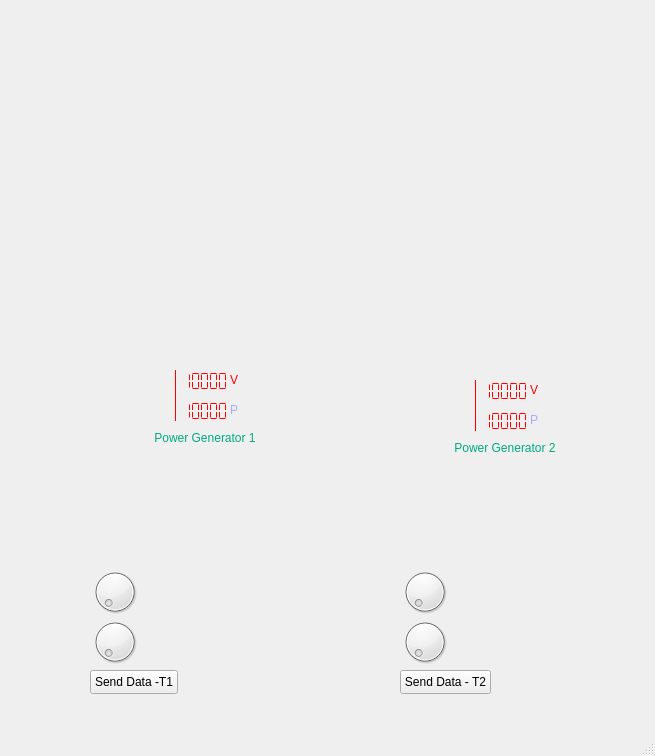
Before: the Qt Designer form Microscada_Server/mainwindow.ui in danalexandru26/MicroScadaMITM, drawn with Qt 5.
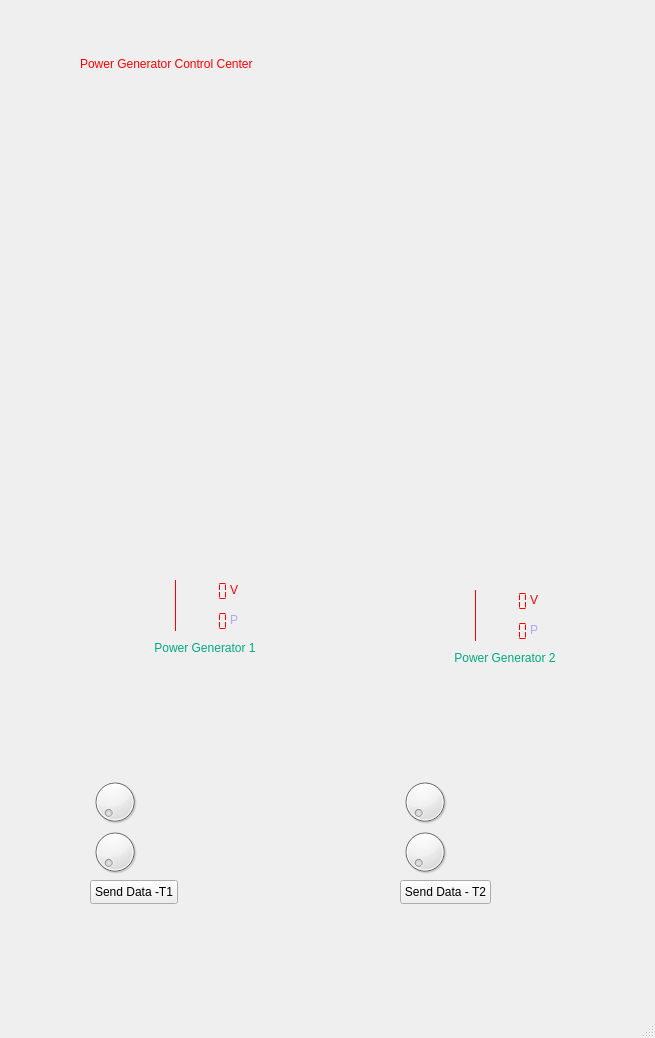
After: the same form once the commit is applied.

Diff of the .ui file:
```diff
--- a/Microscada_Server/mainwindow.ui
+++ b/Microscada_Server/mainwindow.ui
@@ -7,7 +7,7 @@
     <x>0</x>
     <y>0</y>
     <width>655</width>
-    <height>756</height>
+    <height>1038</height>
    </rect>
   </property>
   <property name="sizePolicy">
@@ -24,7 +24,7 @@
     <property name="geometry">
      <rect>
       <x>90</x>
-      <y>670</y>
+      <y>880</y>
       <width>88</width>
       <height>24</height>
      </rect>
@@ -37,7 +37,7 @@
     <property name="geometry">
      <rect>
       <x>400</x>
-      <y>670</y>
+      <y>880</y>
       <width>91</width>
       <height>24</height>
      </rect>
@@ -50,7 +50,7 @@
     <property name="geometry">
      <rect>
       <x>90</x>
-      <y>560</y>
+      <y>770</y>
       <width>50</width>
       <height>64</height>
      </rect>
@@ -66,7 +66,7 @@
     <property name="geometry">
      <rect>
       <x>400</x>
-      <y>560</y>
+      <y>770</y>
       <width>50</width>
       <height>64</height>
      </rect>
@@ -82,7 +82,7 @@
     <property name="geometry">
      <rect>
       <x>140</x>
-      <y>570</y>
+      <y>780</y>
       <width>81</width>
       <height>31</height>
      </rect>
@@ -98,7 +98,7 @@
     <property name="geometry">
      <rect>
       <x>450</x>
-      <y>570</y>
+      <y>780</y>
       <width>81</width>
       <height>31</height>
      </rect>
@@ -114,7 +114,7 @@
     <property name="geometry">
      <rect>
       <x>360</x>
-      <y>30</y>
+      <y>240</y>
       <width>251</width>
       <height>531</height>
      </rect>
@@ -191,7 +191,10 @@
       <enum>QLCDNumber::SegmentStyle::Flat</enum>
      </property>
      <property name="value" stdset="0">
-      <double>10000.000000000000000</double>
+      <double>0.000000000000000</double>
+     </property>
+     <property name="intValue" stdset="0">
+      <number>0</number>
      </property>
     </widget>
     <widget class="QLCDNumber" name="gen2P">
@@ -211,7 +214,10 @@
       <enum>QLCDNumber::SegmentStyle::Flat</enum>
      </property>
      <property name="value" stdset="0">
-      <double>10000.000000000000000</double>
+      <double>0.000000000000000</double>
+     </property>
+     <property name="intValue" stdset="0">
+      <number>0</number>
      </property>
     </widget>
     <widget class="QLabel" name="label_88">
@@ -235,7 +241,7 @@
     <property name="geometry">
      <rect>
       <x>60</x>
-      <y>30</y>
+      <y>240</y>
       <width>251</width>
       <height>531</height>
      </rect>
@@ -312,7 +318,10 @@
       <enum>QLCDNumber::SegmentStyle::Flat</enum>
      </property>
      <property name="value" stdset="0">
-      <double>10000.000000000000000</double>
+      <double>0.000000000000000</double>
+     </property>
+     <property name="intValue" stdset="0">
+      <number>0</number>
      </property>
     </widget>
     <widget class="QLCDNumber" name="gen1P">
@@ -332,7 +341,10 @@
       <enum>QLCDNumber::SegmentStyle::Flat</enum>
      </property>
      <property name="value" stdset="0">
-      <double>10000.000000000000000</double>
+      <double>0.000000000000000</double>
+     </property>
+     <property name="intValue" stdset="0">
+      <number>0</number>
      </property>
     </widget>
     <widget class="QLabel" name="label_86">
@@ -356,7 +368,7 @@
     <property name="geometry">
      <rect>
       <x>140</x>
-      <y>620</y>
+      <y>830</y>
       <width>81</width>
       <height>31</height>
      </rect>
@@ -372,7 +384,7 @@
     <property name="geometry">
      <rect>
       <x>90</x>
-      <y>610</y>
+      <y>820</y>
       <width>50</width>
       <height>64</height>
      </rect>
@@ -388,7 +400,7 @@
     <property name="geometry">
      <rect>
       <x>450</x>
-      <y>620</y>
+      <y>830</y>
       <width>81</width>
       <height>31</height>
      </rect>
@@ -404,7 +416,7 @@
     <property name="geometry">
      <rect>
       <x>400</x>
-      <y>610</y>
+      <y>820</y>
       <width>50</width>
       <height>64</height>
      </rect>
@@ -416,6 +428,23 @@
      <number>6000</number>
     </property>
    </widget>
+   <widget class="QLabel" name="label_5">
+    <property name="geometry">
+     <rect>
+      <x>80</x>
+      <y>40</y>
+      <width>499</width>
+      <height>47</height>
+     </rect>
+    </property>
+    <property name="styleSheet">
+     <string notr="true">color:red;
+font: 26pt &quot;Segoe UI&quot;;</string>
+    </property>
+    <property name="text">
+     <string>Power Generator Control Center</string>
+    </property>
+   </widget>
   </widget>
   <widget class="QStatusBar" name="statusbar"/>
  </widget>
```
